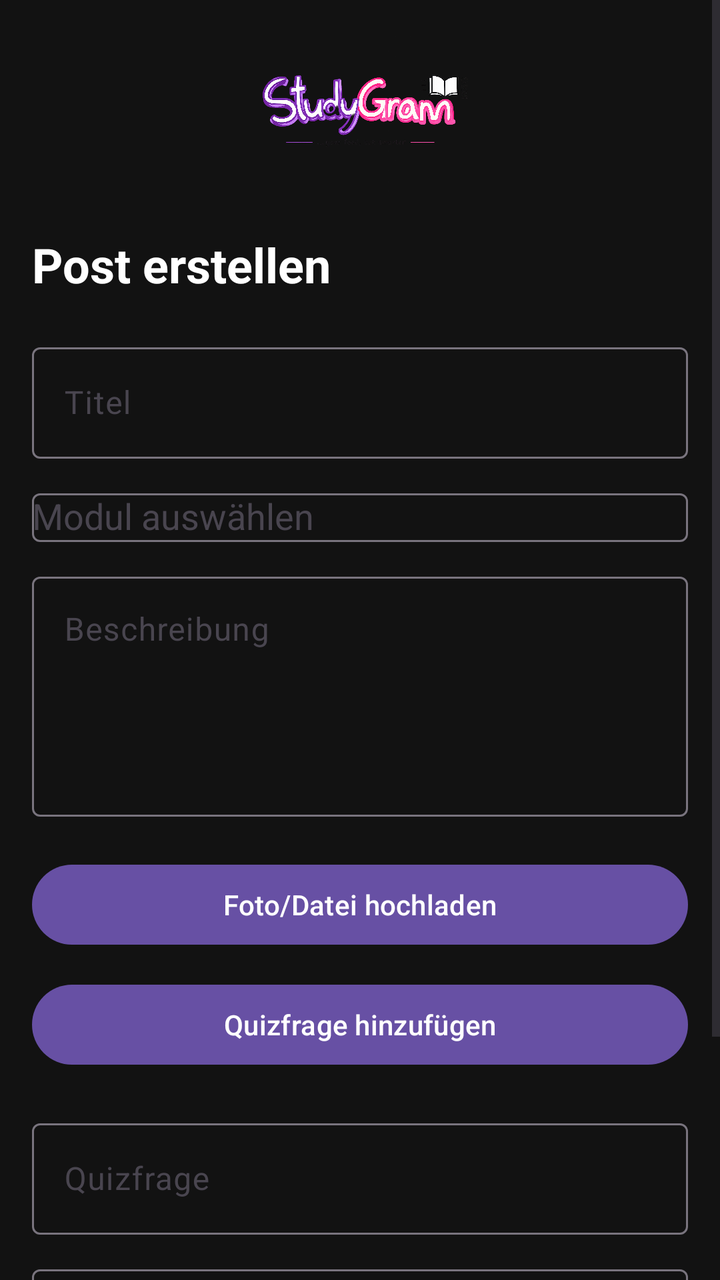
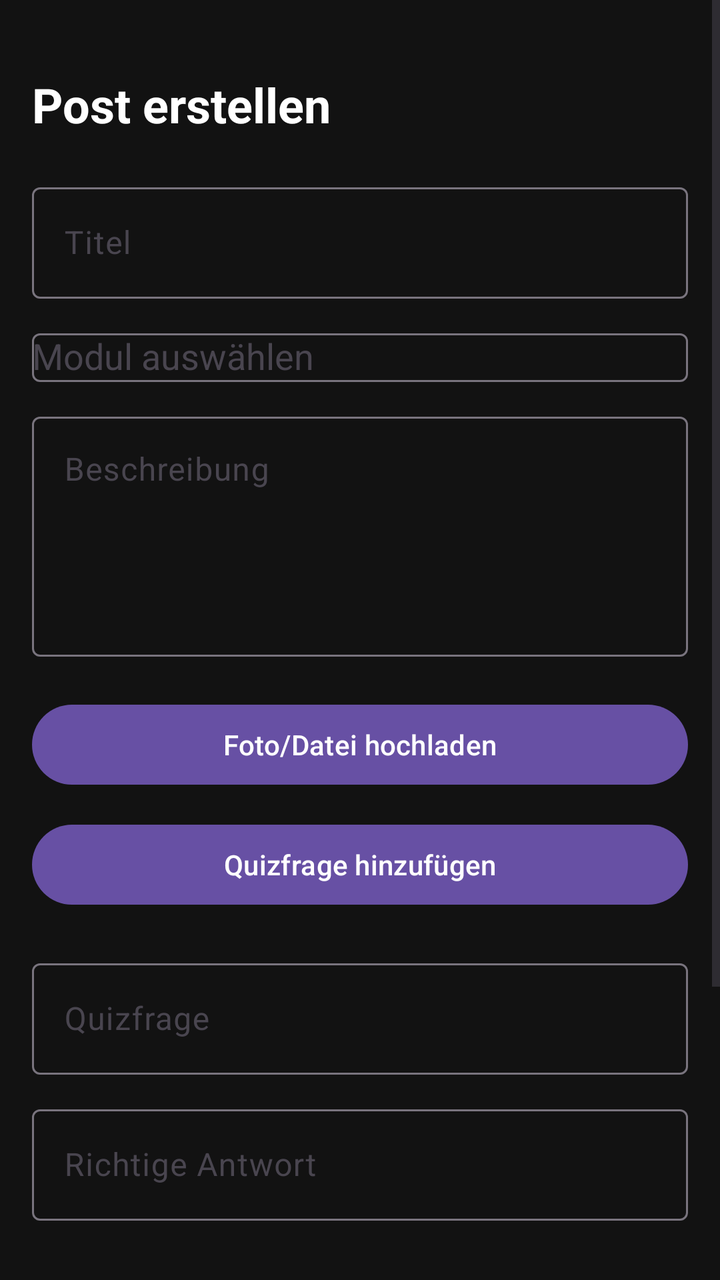

Compare the two renders of this Android layout. The source of the first and the diff that turns it into the second are given below.
<!-- AndroidManifest.xml: application theme Theme.StudyGram -->
<!-- res/layout/fragment_add_post.xml -->
<?xml version="1.0" encoding="utf-8"?>
<ScrollView xmlns:android="http://schemas.android.com/apk/res/android"
    xmlns:app="http://schemas.android.com/apk/res-auto"
    android:layout_width="match_parent"
    android:layout_height="match_parent"
    android:background="#121212">

    <LinearLayout
        android:layout_width="match_parent"
        android:layout_height="wrap_content"
        android:orientation="vertical"
        android:padding="16dp">

        <ImageView
            android:id="@+id/imgLogo"
            android:layout_width="200dp"
            android:layout_height="80dp"
            android:layout_gravity="center"
            android:src="@drawable/study_gram2"
            android:scaleType="fitCenter"/>

        <TextView
            android:layout_width="wrap_content"
            android:layout_height="wrap_content"
            android:text="Post erstellen"
            android:textColor="@android:color/white"
            android:textStyle="bold"
            android:textSize="24sp"
            android:layout_marginTop="20dp"
            android:layout_marginBottom="20dp"/>

        <com.google.android.material.textfield.TextInputLayout
            android:layout_width="match_parent"
            android:layout_height="wrap_content">

            <com.google.android.material.textfield.TextInputEditText
                android:id="@+id/etTitle"
                android:layout_width="match_parent"
                android:layout_height="wrap_content"
                android:hint="Titel"/>
        </com.google.android.material.textfield.TextInputLayout>

        <com.google.android.material.textfield.TextInputLayout
            android:layout_width="match_parent"
            android:layout_height="wrap_content"
            android:layout_marginTop="12dp">

            <AutoCompleteTextView
                android:id="@+id/actSubject"
                android:layout_width="match_parent"
                android:layout_height="wrap_content"
                android:hint="Modul auswählen"/>
        </com.google.android.material.textfield.TextInputLayout>

        <com.google.android.material.textfield.TextInputLayout
            android:layout_width="match_parent"
            android:layout_height="wrap_content"
            android:layout_marginTop="12dp">

            <com.google.android.material.textfield.TextInputEditText
                android:id="@+id/etDescription"
                android:layout_width="match_parent"
                android:layout_height="120dp"
                android:gravity="top"
                android:hint="Beschreibung"
                android:inputType="textMultiLine"/>
        </com.google.android.material.textfield.TextInputLayout>

        <Button
            android:id="@+id/btnUpload"
            android:layout_width="match_parent"
            android:layout_height="wrap_content"
            android:text="Foto/Datei hochladen"
            android:layout_marginTop="20dp"/>

        <ImageView
            android:id="@+id/imgPreview"
            android:layout_width="match_parent"
            android:layout_height="220dp"
            android:layout_marginTop="12dp"
            android:adjustViewBounds="true"
            android:scaleType="centerCrop"
            android:visibility="gone"/>


        <Button
            android:id="@+id/btnAddQuestion"
            android:layout_width="match_parent"
            android:layout_height="wrap_content"
            android:text="Quizfrage hinzufügen"
            android:layout_marginTop="12dp"/>

        <com.google.android.material.textfield.TextInputLayout
            android:layout_width="match_parent"
            android:layout_height="wrap_content"
            android:layout_marginTop="20dp">

            <com.google.android.material.textfield.TextInputEditText
                android:id="@+id/etQuestion"
                android:layout_width="match_parent"
                android:layout_height="wrap_content"
                android:hint="Quizfrage"/>
        </com.google.android.material.textfield.TextInputLayout>

        <com.google.android.material.textfield.TextInputLayout
            android:layout_width="match_parent"
            android:layout_height="wrap_content"
            android:layout_marginTop="12dp">

            <com.google.android.material.textfield.TextInputEditText
                android:id="@+id/etAnswer"
                android:layout_width="match_parent"
                android:layout_height="wrap_content"
                android:hint="Richtige Antwort"/>
        </com.google.android.material.textfield.TextInputLayout>

        <androidx.recyclerview.widget.RecyclerView
            android:id="@+id/rvQuestions"
            android:layout_width="match_parent"
            android:layout_height="wrap_content"
            android:layout_marginTop="16dp"/>

        <Button
            android:id="@+id/btnPublish"
            android:layout_width="match_parent"
            android:layout_height="wrap_content"
            android:text="Veröffentlichen"
            android:layout_marginTop="20dp"/>

    </LinearLayout>

</ScrollView>
<!-- resources referenced by this layout -->
<resources>
  <!-- drawable study_gram2: png bitmap (drawable, 671033 bytes) -->
  <style name="Theme.StudyGram" parent="Base.Theme.StudyGram" />
  <style name="Base.Theme.StudyGram" parent="Theme.Material3.DayNight.NoActionBar">
          
          
      </style>
</resources>

<!-- the commit's change to res/layout/fragment_add_post.xml (unified diff, before → after) -->
@@ -11,13 +11,6 @@
         android:orientation="vertical"
         android:padding="16dp">
 
-        <ImageView
-            android:id="@+id/imgLogo"
-            android:layout_width="200dp"
-            android:layout_height="80dp"
-            android:layout_gravity="center"
-            android:src="@drawable/study_gram2"
-            android:scaleType="fitCenter"/>
 
         <TextView
             android:layout_width="wrap_content"
@@ -117,8 +110,9 @@
         <androidx.recyclerview.widget.RecyclerView
             android:id="@+id/rvQuestions"
             android:layout_width="match_parent"
-            android:layout_height="wrap_content"
-            android:layout_marginTop="16dp"/>
+            android:layout_height="120dp"
+            android:layout_marginTop="16dp"
+            android:nestedScrollingEnabled="false"/>
 
         <Button
             android:id="@+id/btnPublish"
<!-- resource entries referenced after the edit -->
@@ -1,6 +1,5 @@
 <!-- resources referenced by this layout -->
 <resources>
-  <!-- drawable study_gram2: png bitmap (drawable, 671033 bytes) -->
   <style name="Theme.StudyGram" parent="Base.Theme.StudyGram" />
   <style name="Base.Theme.StudyGram" parent="Theme.Material3.DayNight.NoActionBar">
           
